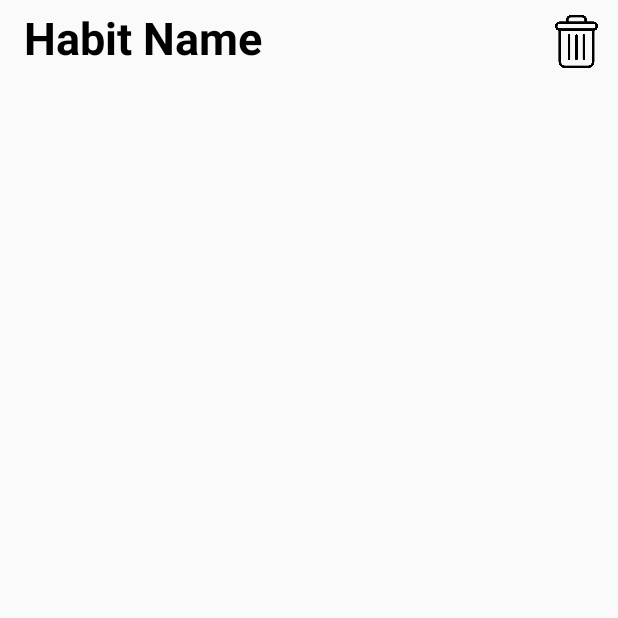
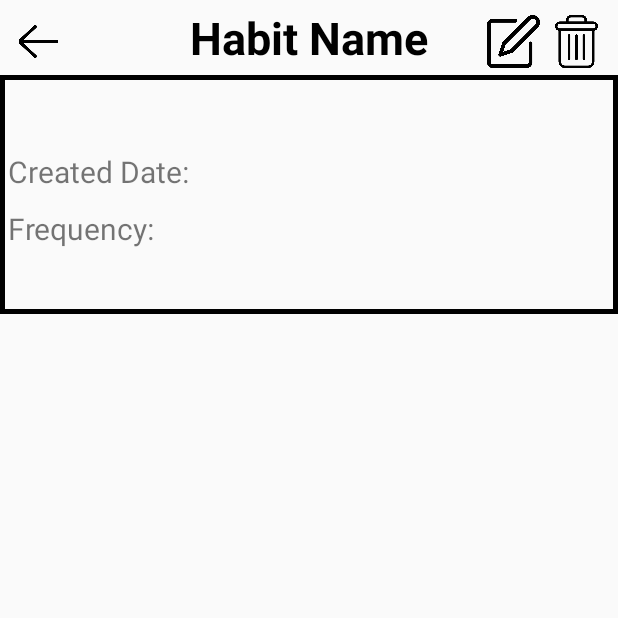
Before and after one commit to quanphanhong/habits-builder, an Android app: the HabitDetail screen opened directly, with no data from a screen before it, on a phone screen of 412 x 824 dp, the top half of it. Run offline under Robolectric (Android 15) with nearby library versions, the phone set to English and light mode, and no system bars; 6 statements that could not run were skipped.

Commit message:
adjust UI and add delete, update habit functions

```diff
--- a/app/src/main/java/com/example/habitsbuilder/HabitDetail.java
+++ b/app/src/main/java/com/example/habitsbuilder/HabitDetail.java
@@ -1,5 +1,6 @@
 package com.example.habitsbuilder;
 
+import androidx.annotation.Nullable;
 import androidx.annotation.RequiresApi;
 import androidx.appcompat.app.AppCompatActivity;
 
@@ -19,6 +20,12 @@ public class HabitDetail extends AppCompatActivity {
     private Habit habit;
 
     private TextView tv_Title;
+    private TextView tv_description;
+    private TextView tv_createdDate;
+    private TextView tv_frequency;
+    private TextView tv_rank;
+    private TextView tv_point;
+
 
     private DatabaseHelper db;
 
@@ -29,10 +36,16 @@ public class HabitDetail extends AppCompatActivity {
 
         init();
         LoadHabit(savedInstanceState);
+        displayInfo();
     }
 
     private void init() {
         tv_Title = findViewById(R.id.habit_name);
+        tv_description = findViewById(R.id.tv_description);
+        tv_createdDate = findViewById(R.id.tv_created_date);
+        tv_frequency = findViewById(R.id.tv_frequency);
+        tv_rank = findViewById(R.id.tv_rank);
+        tv_point = findViewById(R.id.tv_point);
     }
 
     private void LoadHabit(Bundle savedInstanceState) {
@@ -52,6 +65,14 @@ public class HabitDetail extends AppCompatActivity {
         habit = db.getHabit(id);
 
         tv_Title.setText(habit.GetHabitName());
+    }
+
+    private void displayInfo() {
+        tv_description.setText(habit.GetHabitName());
+        tv_createdDate.setText(habit.GetHabitCreatedDate());
+        tv_frequency.setText(String.valueOf(habit.GetFrequency()) + " " + getResources().getString(R.string.habit_detail_info_frequency_des));
+        tv_rank.setText(String.valueOf(db.getRank(habit.GetHabitRankId()).getName()));
+        tv_point.setText(" (" + String.valueOf(habit.GetPoint()) + ")");
     }
 
     public void deleteHabitClicked(View view) {
@@ -79,4 +100,30 @@ public class HabitDetail extends AppCompatActivity {
         builder.setMessage("Are you sure?").setPositiveButton("Yes", dialogClickListener)
                 .setNegativeButton("No", dialogClickListener).show();
     }
+
+    public void editHabitClicked(View view) {
+        Intent intent = new Intent(this, NewHabit.class);
+        intent.putExtra("pre_input", habit);
+        startActivityForResult(intent, 100);
+    }
+
+    @Override
+    protected void onActivityResult(int requestCode, int resultCode, @Nullable Intent data) {
+        super.onActivityResult(requestCode, resultCode, data);
+
+        if (requestCode == 100)
+        {
+            if (resultCode == RESULT_OK)
+            {
+                habit = (Habit) data.getSerializableExtra("result");
+                db.updateHabit(habit);
+                displayInfo();
+            }
+        }
+    }
+
+    public void returnClicked(View view) {
+        finish();
+    }
+
 }
--- a/app/src/main/java/com/example/habitsbuilder/MainActivity.java
+++ b/app/src/main/java/com/example/habitsbuilder/MainActivity.java
@@ -138,6 +138,9 @@ public class MainActivity extends AppCompatActivity {
 
         if (requestCode == 100) {
             if (resultCode == Activity.RESULT_OK) {
+                Habit habit = (Habit) data.getSerializableExtra("result");
+                DatabaseHelper db = new DatabaseHelper(context);
+                db.addHabit(habit);
                 updateHabitList();
                 DailyTaskFragment.updateHabitList();
                 updateAchievementList();
--- /dev/null
+++ b/app/src/main/res/drawable/habit_detail_info_background.xml
@@ -0,0 +1,4 @@
+<?xml version="1.0" encoding="utf-8"?>
+<shape xmlns:android="http://schemas.android.com/apk/res/android">
+    <stroke android:color="#000000" android:width="3dp"/>
+</shape>
--- a/app/src/main/res/layout/activity_habit_detail.xml
+++ b/app/src/main/res/layout/activity_habit_detail.xml
@@ -15,8 +15,6 @@
             android:id="@+id/habit_name"
             android:layout_width="wrap_content"
             android:layout_height="wrap_content"
-            android:layout_marginStart="16dp"
-            android:layout_marginLeft="16dp"
             android:gravity="center_horizontal"
             android:text="Habit Name"
             android:textAlignment="center"
@@ -24,11 +22,12 @@
             android:textSize="30sp"
             android:textStyle="bold"
             app:layout_constraintBottom_toBottomOf="parent"
+            app:layout_constraintEnd_toEndOf="parent"
             app:layout_constraintStart_toStartOf="parent"
             app:layout_constraintTop_toTopOf="parent" />
 
         <Button
-            android:id="@+id/button"
+            android:id="@+id/deleteButton"
             android:layout_width="35dp"
             android:layout_height="35dp"
             android:layout_marginTop="10dp"
@@ -41,6 +40,125 @@
             app:layout_constraintEnd_toEndOf="parent"
             app:layout_constraintTop_toTopOf="parent" />
 
+        <Button
+            android:id="@+id/editButton"
+            android:layout_width="35dp"
+            android:layout_height="35dp"
+            android:layout_marginTop="10dp"
+            android:layout_marginEnd="52dp"
+            android:layout_marginRight="52dp"
+            android:layout_marginBottom="5dp"
+            android:background="@drawable/ic_edit"
+            android:onClick="editHabitClicked"
+            app:layout_constraintBottom_toBottomOf="parent"
+            app:layout_constraintEnd_toEndOf="parent"
+            app:layout_constraintTop_toTopOf="parent"
+            app:layout_constraintVertical_bias="0.0" />
+
+        <Button
+            android:id="@+id/backButton"
+            android:layout_width="35dp"
+            android:layout_height="35dp"
+            android:layout_marginStart="8dp"
+            android:layout_marginLeft="8dp"
+            android:layout_marginTop="10dp"
+            android:layout_marginBottom="5dp"
+            android:background="@drawable/ic_left_arrow"
+            android:onClick="returnClicked"
+            app:layout_constraintBottom_toBottomOf="parent"
+            app:layout_constraintStart_toStartOf="parent"
+            app:layout_constraintTop_toTopOf="parent"
+            app:layout_constraintVertical_bias="0.0" />
+
     </androidx.constraintlayout.widget.ConstraintLayout>
 
+    <LinearLayout
+        android:id="@+id/habit_info"
+        android:layout_below="@+id/header_panel"
+        android:layout_width="match_parent"
+        android:layout_height="wrap_content"
+        android:background="@drawable/habit_detail_info_background"
+        android:orientation="vertical" >
+
+        <TextView
+            android:id="@+id/tv_description"
+            android:layout_width="wrap_content"
+            android:layout_height="wrap_content"
+            android:textSize="@dimen/habit_detail_description_text_size"
+            android:textStyle="bold"
+            android:layout_margin="@dimen/habit_detail_info_margin"/>
+
+        <LinearLayout
+            android:layout_width="match_parent"
+            android:layout_height="wrap_content"
+            android:orientation="horizontal">
+
+            <TextView
+                android:id="@+id/tv_habit_created_date"
+                android:layout_width="wrap_content"
+                android:layout_height="wrap_content"
+                android:layout_gravity="center_vertical"
+                android:textSize="@dimen/habit_detail_info_text_size"
+                android:layout_margin="@dimen/habit_detail_info_margin"
+                android:text="@string/habit_detail_info_created_date"/>
+
+            <TextView
+                android:id="@+id/tv_created_date"
+                android:layout_width="wrap_content"
+                android:layout_height="wrap_content"
+                android:layout_gravity="center_vertical"
+                android:textSize="@dimen/habit_detail_info_text_size"
+                android:layout_margin="@dimen/habit_detail_info_margin"/>
+
+        </LinearLayout>
+
+        <LinearLayout
+            android:layout_width="match_parent"
+            android:layout_height="wrap_content"
+            android:orientation="horizontal">
+
+            <TextView
+                android:id="@+id/tv_habit_frequency"
+                android:layout_width="wrap_content"
+                android:layout_height="wrap_content"
+                android:layout_gravity="center_vertical"
+                android:textSize="@dimen/habit_detail_info_text_size"
+                android:layout_margin="@dimen/habit_detail_info_margin"
+                android:text="@string/habit_detail_info_frequency"/>
+
+            <TextView
+                android:id="@+id/tv_frequency"
+                android:layout_width="wrap_content"
+                android:layout_height="wrap_content"
+                android:layout_gravity="center_vertical"
+                android:textSize="@dimen/habit_detail_info_text_size"
+                android:layout_margin="@dimen/habit_detail_info_margin"/>
+
+        </LinearLayout>
+
+        <LinearLayout
+            android:layout_width="match_parent"
+            android:layout_height="wrap_content"
+            android:orientation="horizontal">
+
+            <TextView
+                android:id="@+id/tv_rank"
+                android:layout_width="wrap_content"
+                android:layout_height="wrap_content"
+                android:layout_gravity="center_vertical"
+                android:textSize="@dimen/habit_detail_info_text_size"
+                android:layout_margin="@dimen/habit_detail_info_margin"/>
+
+            <TextView
+                android:id="@+id/tv_point"
+                android:layout_width="wrap_content"
+                android:layout_height="wrap_content"
+                android:layout_gravity="center_vertical"
+                android:textSize="@dimen/habit_detail_info_text_size"
+                android:layout_margin="@dimen/habit_detail_info_margin"/>
+
+        </LinearLayout>
+
+    </LinearLayout>
+
 </RelativeLayout>
--- a/app/src/main/res/values/dimens.xml
+++ b/app/src/main/res/values/dimens.xml
@@ -36,4 +36,9 @@
     <dimen name="pets_progressbar_marginRight">20dp</dimen>
     <dimen name="pet_width">300dp</dimen>
     <dimen name="pet_height">300dp</dimen>
+
+    <!-- habit detail -->
+    <dimen name="habit_detail_description_text_size">25sp</dimen>
+    <dimen name="habit_detail_info_text_size">20sp</dimen>
+    <dimen name="habit_detail_info_margin">5dp</dimen>
 </resources>
--- a/app/src/main/res/values/strings.xml
+++ b/app/src/main/res/values/strings.xml
@@ -22,4 +22,11 @@
     <string name="new_habit_title5">Reminder</string>
     <string name="new_habit_title5_1">Reminding Time</string>
     <string name="todo">TODO</string>
+
+    <!-- Habit Detail -->
+    <string name="habit_detail_info_created_date">Created Date:</string>
+    <string name="habit_detail_info_frequency">Frequency:</string>
+    <string name="habit_detail_info_frequency_des">day(s) per week</string>
+    <string name="habit_detail_info_rank">Rank:</string>
+    <string name="habit_detail_info_point">Point:</string>
 </resources>
```
Also changed, not shown: app/src/main/java/com/example/habitsbuilder/Database/Habit.java (+4 -4 lines), app/src/main/java/com/example/habitsbuilder/Database/HabitRank.java (+15 -5 lines), app/src/main/java/com/example/habitsbuilder/DatabaseHelper.java (+28 -8 lines), app/src/main/java/com/example/habitsbuilder/NewHabit.java (+19 -2 lines), app/src/main/java/com/example/habitsbuilder/dummy/DummyContent.java (+4 -4 lines), app/src/main/res/drawable/ic_edit.png (added), app/src/main/res/drawable/ic_left_arrow.png (added).
